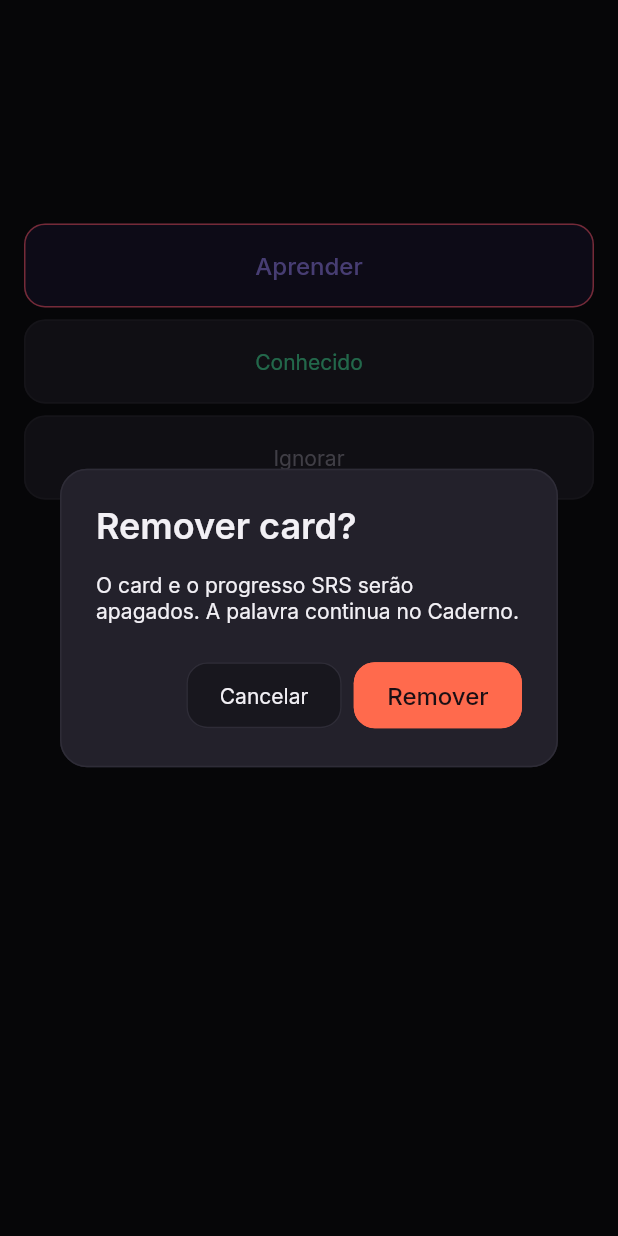
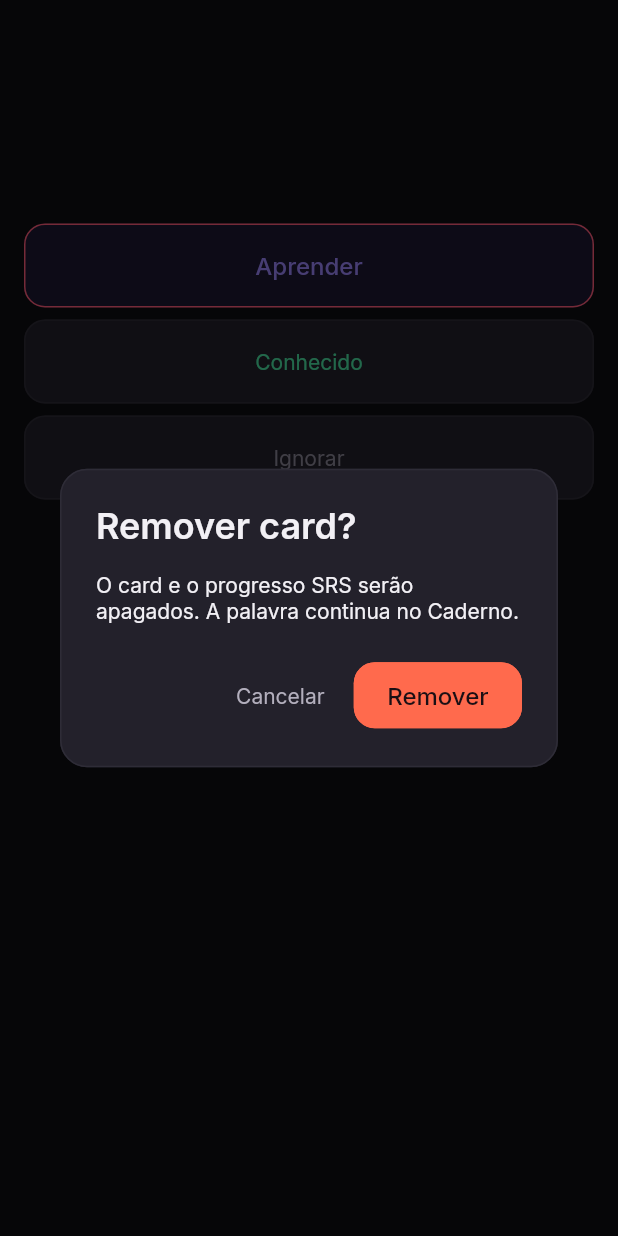
Before and after one commit to murilinhoPs/MangaJP, a Flutter app: the _NotebookWordBody widget shown alone on an empty page, opened directly with empty values, after a tap on "Remover card", on a phone screen of 412 x 824 dp. Run offline on Flutter 3.47's test engine with Material 3 defaults, Android fonts, the phone set to English and light mode, and no system bars; our stand-ins replace drift, drift_flutter, flutter_riverpod, freezed_annotation, go_router, image_picker and 1 more; missing offline and left inert: receive_sharing_intent, sqlite3; accounts and stored records are empty; generated files the repository leaves out were written again.

Commit message:
fix(caderno): danger-bg overlay and ghost Cancel
Remover text buttons use overlayColor danger-bg on hovered,
pressed, and focused. Dialog Cancel is a TextButton in text2
with no side or fill. Section gap before Removers is 16px.

Co-authored-by: Cursor Agent <cursoragent@cursor.com>

```diff
--- a/lib/features/notebook/presentation/notebook_word_page.dart
+++ b/lib/features/notebook/presentation/notebook_word_page.dart
@@ -278,17 +278,17 @@ class _NotebookWordBody extends ConsumerWidget {
                     _runStudy(ref, (repo) => repo.markIgnored(wordId)),
                 child: const Text(NotebookLabels.ignorar),
               ),
-              const SizedBox(height: 8),
+              const SizedBox(height: 16),
               TextButton(
                 key: NotebookWordKeys.deleteCard,
-                style: TextButton.styleFrom(foregroundColor: tokens.danger),
+                style: _dangerTextButtonStyle(tokens),
                 onPressed: () => _confirmDeleteCard(context, ref),
                 child: const Text(NotebookLabels.removerCard),
               ),
               const SizedBox(height: 8),
               TextButton(
                 key: NotebookWordKeys.removeFromNotebook,
-                style: TextButton.styleFrom(foregroundColor: tokens.danger),
+                style: _dangerTextButtonStyle(tokens),
                 onPressed: () => _confirmRemoveFromNotebook(context, ref),
                 child: const Text(NotebookLabels.removerDoCaderno),
               ),
@@ -393,7 +393,7 @@ class _NotebookWordBody extends ConsumerWidget {
   }
 }
 
-/// Confirm = filled danger; Cancel = ghost. Same on both layouts.
+/// Confirm = filled danger; Cancel = ghost TextButton. Same on both layouts.
 List<Widget> _dangerDialogActions(
   BuildContext context, {
   required Key cancelKey,
@@ -401,8 +401,15 @@ List<Widget> _dangerDialogActions(
 }) {
   final tokens = context.tokens;
   return [
-    OutlinedButton(
+    TextButton(
       key: cancelKey,
+      style: TextButton.styleFrom(
+        foregroundColor: tokens.text2,
+        backgroundColor: Colors.transparent,
+        surfaceTintColor: Colors.transparent,
+        shadowColor: Colors.transparent,
+        side: BorderSide.none,
+      ),
       onPressed: () => Navigator.of(context).pop(false),
       child: const Text('Cancelar'),
     ),
@@ -421,3 +428,16 @@ List<Widget> _dangerDialogActions(
     ),
   ];
 }
+
+ButtonStyle _dangerTextButtonStyle(MangaJpTokens tokens) {
+  return TextButton.styleFrom(foregroundColor: tokens.danger).copyWith(
+    overlayColor: WidgetStateProperty.resolveWith((states) {
+      if (states.contains(WidgetState.hovered) ||
+          states.contains(WidgetState.pressed) ||
+          states.contains(WidgetState.focused)) {
+        return tokens.dangerBg;
+      }
+      return Colors.transparent;
+    }),
+  );
+}
```
Also changed, not shown: 1 other file.
